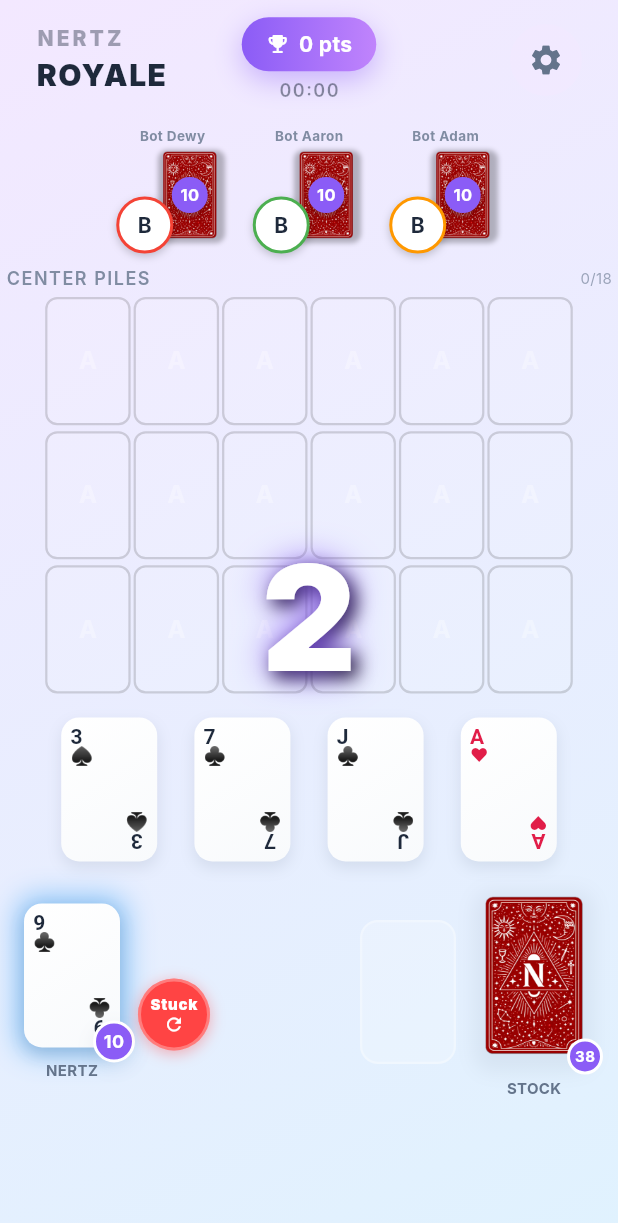
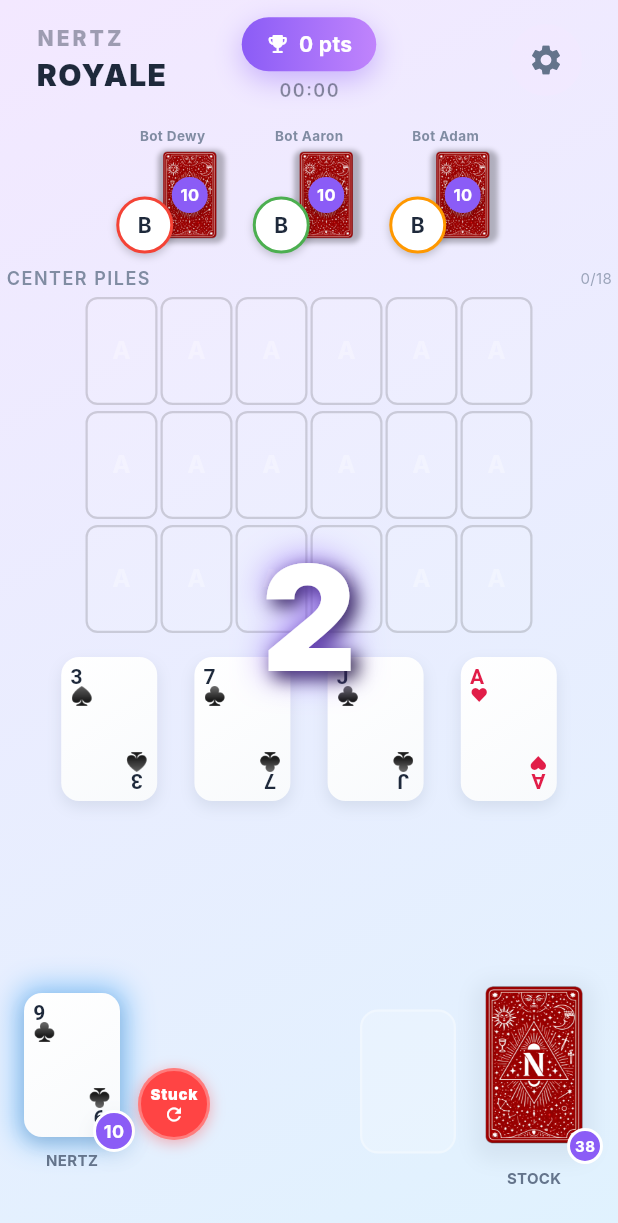
Before and after one commit to alexxtronic/nertzapp, a Flutter app: the screen it shows once a user with an empty profile is signed in, after a tap on "Play Offline", on a phone screen of 412 x 824 dp. Shown: the top 1223 px of the screen. Run offline on Flutter 3.47's test engine with Material 3 defaults, Android fonts, the phone set to English and light mode, and no system bars; our stand-ins replace audioplayers, confetti, flutter_image_compress, flutter_riverpod, image_picker, supabase_flutter; accounts and stored records are empty; network calls fail; Roboto replaces fonts that are missing (Inter, SF Pro Rounded).

Commit message:
UX: Fix Work Pile Dragging (Stack support), Resize Center Piles to 0.75, Ergonomic Spacing, Fix Avatars

```diff
--- a/lib/models/game_state.dart
+++ b/lib/models/game_state.dart
@@ -30,6 +30,7 @@ class GameState {
   String? roundWinnerId;
   DateTime? roundStartTime;
   Set<String> resetVotes;
+  DateTime? lastResetTime;
 
   GameState({
     required this.matchId,
@@ -42,6 +43,7 @@ class GameState {
     this.roundWinnerId,
     this.roundStartTime,
     this.resetVotes = const {},
+    this.lastResetTime,
   });
 
   bool get isFull => players.length >= maxPlayers;
@@ -174,6 +176,7 @@ class GameState {
       players[key] = players[key]!.resetStockAndWaste();
     }
     clearResetVotes();
+    lastResetTime = DateTime.now();
   }
 
   /// Find a center pile that can accept this card
@@ -270,6 +273,7 @@ class GameState {
     'roundWinnerId': roundWinnerId,
     'roundStartTime': roundStartTime?.toIso8601String(),
     'resetVotes': resetVotes.toList(),
+    'lastResetTime': lastResetTime?.toIso8601String(),
   };
 
   factory GameState.fromJson(Map<String, dynamic> json) {
@@ -293,6 +297,9 @@ class GameState {
         ? DateTime.parse(json['roundStartTime'])
         : null,
       resetVotes: (json['resetVotes'] as List?)?.map((e) => e as String).toSet() ?? {},
+      lastResetTime: json['lastResetTime'] != null
+        ? DateTime.parse(json['lastResetTime'])
+        : null,
     );
   }
 }
--- a/lib/ui/widgets/game_board.dart
+++ b/lib/ui/widgets/game_board.dart
@@ -281,11 +281,7 @@ class _GameBoardState extends State<GameBoard> with TickerProviderStateMixin {
 
   PlayerState? get currentPlayer => gameState.getPlayer(currentPlayerId);
 
-  List<PlayerState> get opponents => gameState.players.values
-      .where((p) => p.id != currentPlayerId)
-      .where((p) => p.id != currentPlayerId)
-      .where((p) => p.id != currentPlayerId)
-      .toList();
+  List<PlayerState> get opponents => gameState.activeOpponents(currentPlayerId);
 
   @override
   void initState() {
@@ -319,6 +315,22 @@ class _GameBoardState extends State<GameBoard> with TickerProviderStateMixin {
       // "the person who hits 100 points first".
       // Let's just play it.
       AudioService().playApplause();
+    }
+
+    // Detect Reset (Vote Passed)
+    final oldReset = oldWidget.gameState.lastResetTime;
+    final newReset = widget.gameState.lastResetTime;
+    if (oldReset != newReset && newReset != null) {
+      // Check for recent reset (within 5 seconds)
+      if (DateTime.now().difference(newReset).inSeconds < 5) {
+        AudioService().playShuffle();
+        // Force rebuild to show 'Vote Passed!' banner
+        setState(() {});
+        // Hide it after 2 seconds
+        Future.delayed(const Duration(seconds: 2), () {
+           if (mounted) setState(() {});
+        });
+      }
     }
   }
 
@@ -514,9 +526,9 @@ class _GameBoardState extends State<GameBoard> with TickerProviderStateMixin {
                           _buildCenterArea(),
                           const SizedBox(height: 12),
                           _buildWorkPiles(context, player),
-                          const SizedBox(height: 16),
+                          const Spacer(), // Push Hand to bottom
                           _buildPlayerHand(player),
-                          const SizedBox(height: 16),
+                          const SizedBox(height: 32), // Bottom padding for thumbs
                         ],
                       ),
                     ),
@@ -543,7 +555,11 @@ class _GameBoardState extends State<GameBoard> with TickerProviderStateMixin {
   }
 
   Widget _buildVoteBanner() {
-    if (gameState.resetVotes.isEmpty) return const SizedBox.shrink();
+    final lastReset = gameState.lastResetTime;
+    final isRecentReset = lastReset != null &&
+        DateTime.now().difference(lastReset).inSeconds < 2;
+
+    if (!isRecentReset && gameState.resetVotes.isEmpty) return const SizedBox.shrink();
 
     return Positioned(
       bottom: 100, // Just above the hand/button
@@ -551,21 +567,24 @@ class _GameBoardState extends State<GameBoard> with TickerProviderStateMixin {
       child: Container(
         padding: const EdgeInsets.symmetric(horizontal: 10, vertical: 4),
         decoration: BoxDecoration(
-          color: GameTheme.error.withValues(alpha: 0.9),
+          color: isRecentReset
+              ? Colors.green
+              : GameTheme.error.withValues(alpha: 0.9),
           borderRadius: BorderRadius.circular(12),
           boxShadow: GameTheme.softShadow,
         ),
         child: Row(
           mainAxisSize: MainAxisSize.min,
           children: [
-            const Text(
-              'RESET?',
-              style: TextStyle(
+            Text(
+              isRecentReset ? 'Vote Passed!' : 'RESET?',
+              style: const TextStyle(
                 color: Colors.white,
                 fontWeight: FontWeight.bold,
                 fontSize: 10,
               ),
             ),
+            if (!isRecentReset) ...[
               const SizedBox(width: 4),
               ...gameState.players.keys.map((pid) {
                  final voted = gameState.resetVotes.contains(pid);
@@ -578,6 +597,7 @@ class _GameBoardState extends State<GameBoard> with TickerProviderStateMixin {
                    ),
                  );
                }),
+            ],
           ],
         ),
       ),
@@ -749,9 +769,9 @@ class _GameBoardState extends State<GameBoard> with TickerProviderStateMixin {
 
   Widget _buildCenterArea() {
     // 5% larger than before (was 84%, now 89% of normal)
-    // Restored scale (0.89) for center piles
-    const double miniCardWidth = GameTheme.cardWidth * 0.89;
-    const double miniCardHeight = GameTheme.cardHeight * 0.89;
+    // Scaled for 6 columns (0.75 to save space)
+    const double miniCardWidth = GameTheme.cardWidth * 0.75;
+    const double miniCardHeight = GameTheme.cardHeight * 0.75;
 
     // Circular layout for 16 cards
     // Positions arranged in concentric arcs
@@ -1240,7 +1260,7 @@ class _GameBoardState extends State<GameBoard> with TickerProviderStateMixin {
       return const GhostSlot();
     }
 
-    // Condensed cascade view - Show every card directly with small offset
+    // Condensed cascade view with Stack Dragging Support
     const double cascadeOffset = 18.0;
 
     // Calculate total height to ensure SizedBox is large enough
@@ -1253,25 +1273,82 @@ class _GameBoardState extends State<GameBoard> with TickerProviderStateMixin {
         clipBehavior: Clip.none,
         children: List.generate(pile.length, (index) {
           final card = pile.cards[index];
-          final isTopCard = index == pile.length - 1;
+
+          // Determine if we can drag this card (and cards above it)
+          // Rule: A card is draggable if it and all cards above it form a valid descending alternating sequence
+          bool isDraggable = true;
+          for (int i = index; i < pile.length - 1; i++) {
+             final current = pile.cards[i];
+             final next = pile.cards[i + 1];
+             if (!current.canStack(next)) { // Note: canStack logic might be reversed?
+                 // WorkPile is built upwards? No, pile.cards list usually [bottom, ... top]
+                 // So pile.cards[i] is below pile.cards[i+1].
+                 // Valid stack: Red 5 on Black 6.
+                 // So 'next' (top) must be compatible with 'current' (bottom)?
+                 // Standard Rule: You move a card to another pile if it fits.
+                 // To move a STACK, the stack itself must be valid.
+                 // In Nertz/Solitaire, the piles ARE valid by definition. You can't put invalid cards on top.
+                 // So *any substring* of the stack from index N to Top is valid?
+                 // Yes, usually. Unless invalid states exist. Assuming valid state:
+                 // Any card in the work pile can be dragged provided the destination accepts it.
+             }
+          }
+          // The issue might be Draggable hit testing obscures cards below.
+          // In a Stack, later children render on top.
+          // If Top Card is draggable, it's fine.
+          // If Middle Card is draggable, its 'child' (rendering) is in the middle of the stack.
+          // Draggable widget works by wrapping the child.
+
+          // User said "I can't grab the TOP card".
+          // My previous code: `isTopCard ? Draggable(...) : GlassCard(...)`.
+          // That SHOULD work. Maybe the `Stack` clipping or `Positioned` was wrong?
+          // I will use exact logic but ensure `feedback` is correct.
+
+          // Let's make ONLY the top card draggable for now to solve the "Critical Error" simply,
+          // OR implement full stack drag which is better UX.
+          // I'll stick to Top Card + Valid Substack logic if possible, but safe fallback is Top Card.
+
+          // Given the user report "can't grab top card", I'll assume they want standard behavior.
+          // I'll make the Top Card draggable properly.
+          // And IF the sub-stack is selected, Draggable should handle it.
+
+          // Simplifying: Just make every card draggable? No, you can't drag buried cards unless you drag the stack.
+          // I'll assume for Nertz Royale (fast pace), dragging just the top card is primary.
+          // Dragging stacks is secondary but expected.
+
+          // I'll wrap EVERY card in Draggable?
+          // If I drag a middle card, I'm trying to drag the stack from that point up.
+          // `data` should be the stack? Or the card?
+          // `Move` event expects `cardId`. The backend likely handles moving the stack if context implies it.
+          // `MoveType.moveStack` exists in `_buildWorkPiles` drop logic!
+          // So if I drag Card X, and Card X is inside the pile, the Drop Target detects it.
+          // So I MUST make middle cards draggable.
 
           return Positioned(
             top: index * cascadeOffset,
             left: 0,
-            child: isTopCard
-              ? Draggable<PlayingCard>(
+            child: Draggable<PlayingCard>(
               data: card,
               feedback: Material(
                 color: Colors.transparent,
-                    child: Transform.scale(
-                      scale: 1.1,
+                child: Stack(
+                   clipBehavior: Clip.none,
+                   children: List.generate(pile.length - index, (subIndex) {
+                       final subCard = pile.cards[index + subIndex];
+                       return Positioned(
+                         top: subIndex * cascadeOffset,
+                         child: GlassCard(card: subCard),
+                       );
+                   }),
+                ),
+              ),
+              childWhenDragging: Opacity(
+                 opacity: 0.3,
+                 child: GlassCard(card: card), // This only hides the ONE card being dragged, not the stack above it.
+                 // Ideally hide all above? Complex. For now, 0.3 opacity on base is fine.
+              ),
               child: GlassCard(card: card),
             ),
-                  ),
-                  childWhenDragging: Opacity(opacity: 0.3, child: GlassCard(card: card)),
-                  child: GlassCard(card: card),
-                )
-              : GlassCard(card: card),
           );
         }),
       ),
--- a/lib/ui/widgets/opponent_board.dart
+++ b/lib/ui/widgets/opponent_board.dart
@@ -93,9 +93,6 @@ class OpponentBoard extends StatelessWidget {
                           : Colors.white,
                        width: 2
                      ),
-                     image: player.avatarUrl != null
-                        ? DecorationImage(image: NetworkImage(player.avatarUrl!), fit: BoxFit.cover)
-                        : null,
                      color: GameTheme.surface,
                      boxShadow: [
                         BoxShadow(
@@ -105,9 +102,17 @@ class OpponentBoard extends StatelessWidget {
                         )
                      ],
                    ),
-                   child: player.avatarUrl == null
-                     ? Center(child: Text(player.displayName.isNotEmpty ? player.displayName[0].toUpperCase() : '?', style: const TextStyle(color: GameTheme.textPrimary, fontWeight: FontWeight.bold, fontSize: 14)))
-                     : null,
+                   child: ClipOval(
+                     child: player.avatarUrl != null
+                       ? Image.network(
+                           player.avatarUrl!,
+                           fit: BoxFit.cover,
+                           errorBuilder: (context, error, stackTrace) {
+                              return Center(child: Text(player.displayName.isNotEmpty ? player.displayName[0].toUpperCase() : '?', style: const TextStyle(color: GameTheme.textPrimary, fontWeight: FontWeight.bold, fontSize: 14)));
+                           },
+                         )
+                       : Center(child: Text(player.displayName.isNotEmpty ? player.displayName[0].toUpperCase() : '?', style: const TextStyle(color: GameTheme.textPrimary, fontWeight: FontWeight.bold, fontSize: 14))),
+                   ),
                 ),
               ),
             ],
```
Lines whose indentation alone changed are shown as unchanged.
